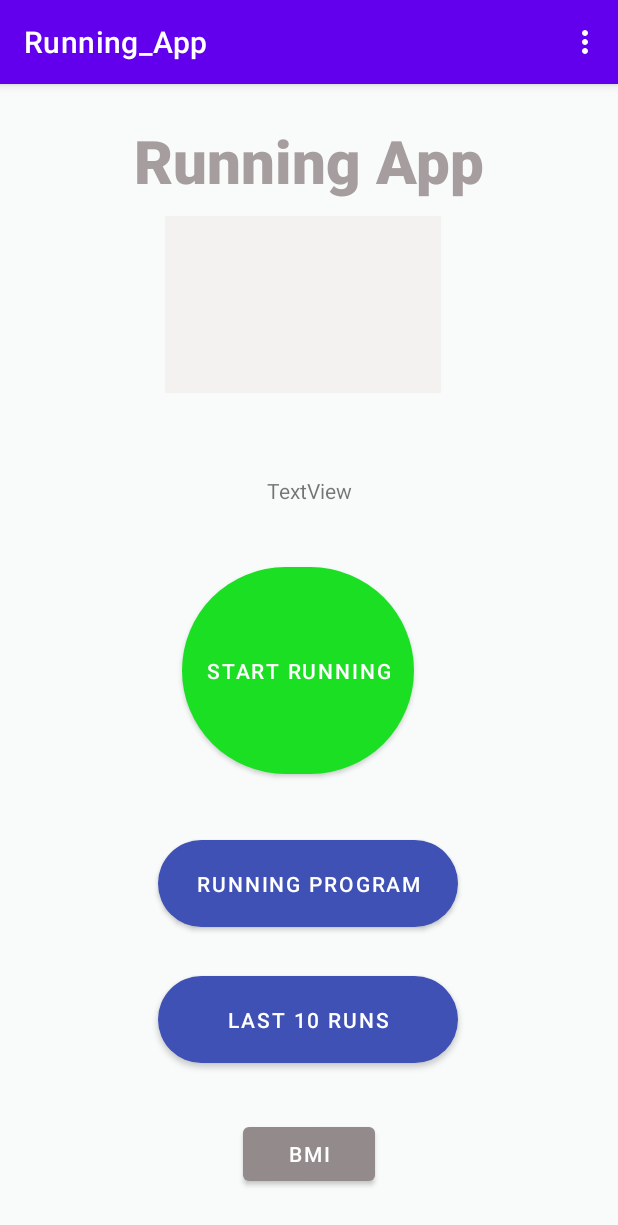
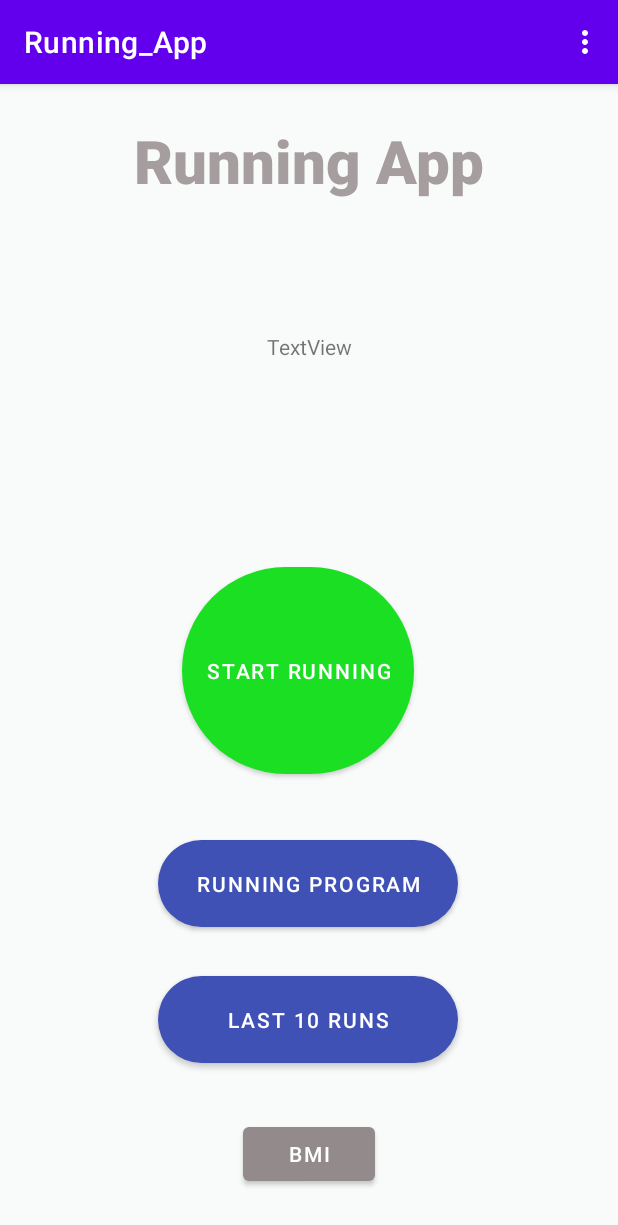
Before and after one commit to arielipsker/RunningApp, an Android app: the MainActivity screen opened directly, with no data from a screen before it, on a phone screen of 412 x 824 dp. Shown: the top 1225 px of the screen. Run offline under Robolectric (Android 15) with nearby library versions, the phone set to English and light mode, and no system bars.

```diff
--- a/app/src/main/res/layout/activity_bmi.xml
+++ b/app/src/main/res/layout/activity_bmi.xml
@@ -75,16 +75,17 @@
         android:layout_width="wrap_content"
         android:layout_height="wrap_content"
         android:layout_marginTop="8dp"
-        android:text="Calculae BMI"
+        android:text="calculateBMI"
         app:layout_constraintEnd_toEndOf="parent"
         app:layout_constraintStart_toStartOf="parent"
         app:layout_constraintTop_toBottomOf="@+id/etWeight" />
 
     <TextView
         android:id="@+id/tvResult"
-        android:layout_width="wrap_content"
+        android:layout_width="match_parent"
         android:layout_height="wrap_content"
         android:textSize="20sp"
+        android:gravity="center"
         app:layout_constraintEnd_toEndOf="parent"
         app:layout_constraintHorizontal_bias="0.498"
         app:layout_constraintStart_toStartOf="parent"
--- a/app/src/main/res/layout/activity_main.xml
+++ b/app/src/main/res/layout/activity_main.xml
@@ -67,16 +67,6 @@
         app:layout_constraintHorizontal_bias="0.408"
         app:layout_constraintStart_toStartOf="@+id/textview_runningApp" />
 
-    <ImageView
-        android:id="@+id/imageView_runner"
-        android:layout_width="184dp"
-        android:layout_height="118dp"
-        android:layout_marginTop="64dp"
-        android:background="#F4F1F1"
-        app:layout_constraintEnd_toEndOf="@+id/textview_runningApp"
-        app:layout_constraintHorizontal_bias="0.416"
-        app:layout_constraintStart_toStartOf="@+id/textview_runningApp"
-        app:layout_constraintTop_toTopOf="@+id/textview_runningApp" />
 
     <Button
         android:id="@+id/button_dialog"
@@ -93,12 +83,11 @@
         android:id="@+id/tvHello"
         android:layout_width="wrap_content"
         android:layout_height="wrap_content"
-        android:layout_marginTop="182dp"
         android:layout_marginBottom="44dp"
         android:text="TextView"
         app:layout_constraintBottom_toTopOf="@+id/botton_startRunning"
         app:layout_constraintEnd_toEndOf="parent"
         app:layout_constraintStart_toStartOf="parent"
-        app:layout_constraintTop_toTopOf="@+id/imageView_runner" />
+        app:layout_constraintTop_toBottomOf="@+id/textview_runningApp" />
 
 </androidx.constraintlayout.widget.ConstraintLayout>
```
Also changed, not shown: app/src/main/java/com/arie/running_app/BMI.java (+41 -30 lines), app/src/main/java/com/arie/running_app/Last10runs_Activity.java (+9 -5 lines), app/src/main/java/com/arie/running_app/startRunningActivity.java (+18 -2 lines), 4 other files.
